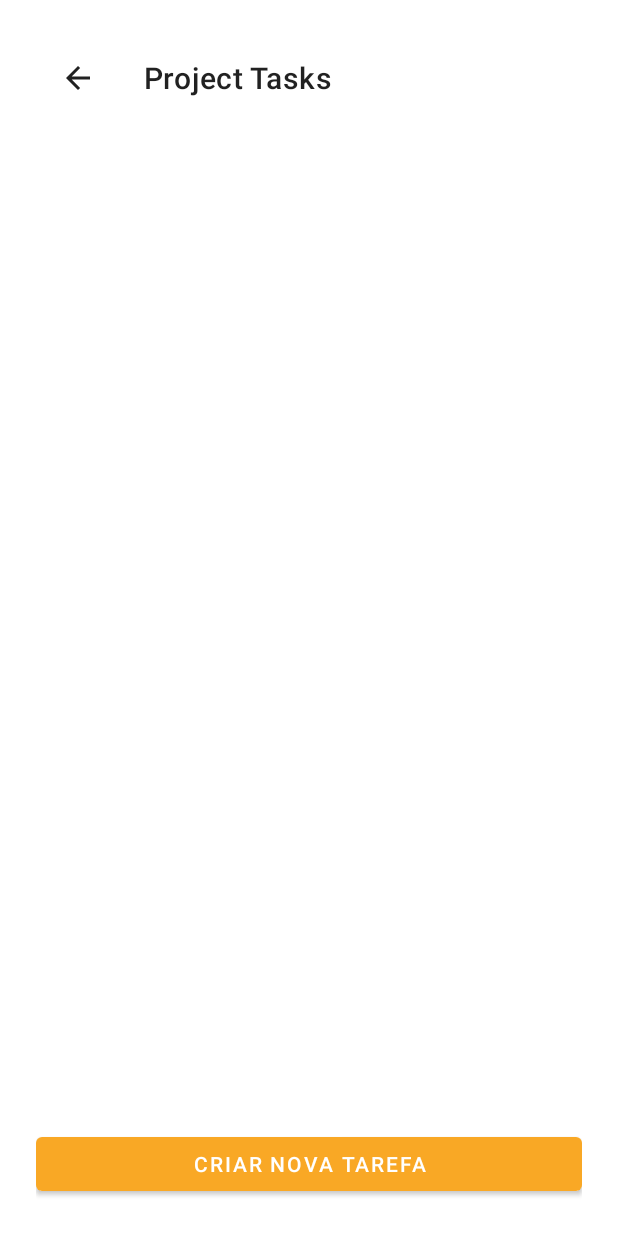
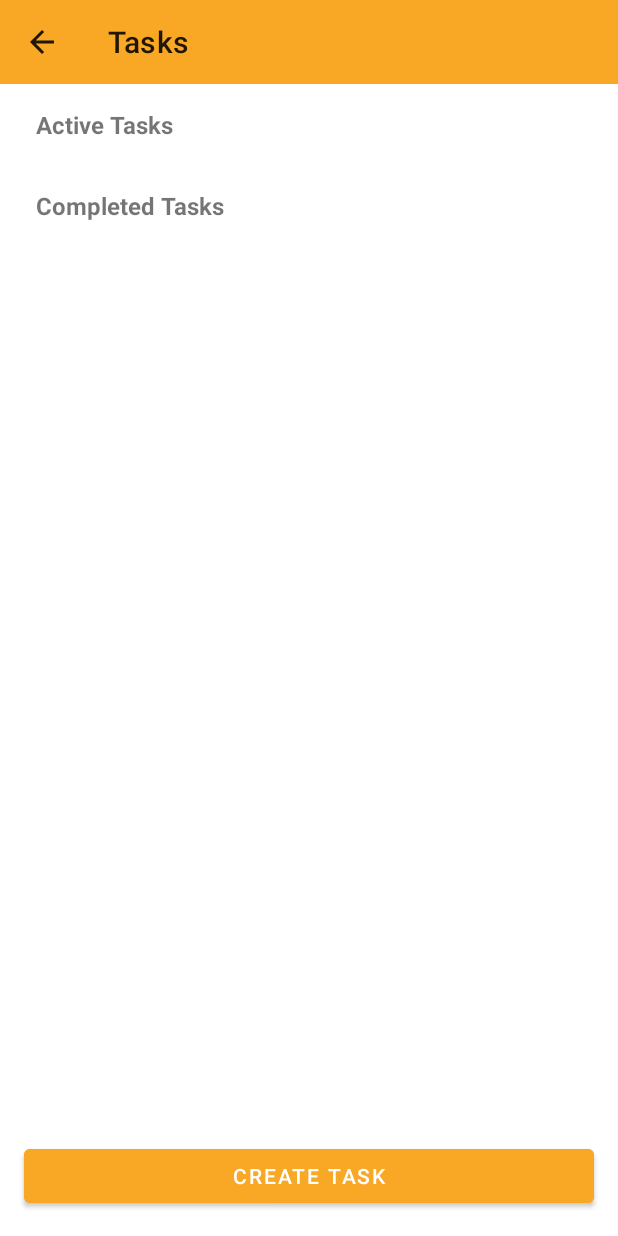
Before and after one commit to IPVC-EI-2024-2025/tp-ei-a-2024-2025-projectmanagment_28998_24899, an Android app: the ProjectTasksActivity screen opened directly, with no data from a screen before it, on a phone screen of 412 x 824 dp. Run offline under Robolectric (Android 15) with nearby library versions, the phone set to English and light mode, and no system bars.

Commit message:
Some improvements on project tasts (In progress and Completed)

```diff
--- a/app/src/main/java/com/baptistaz/taskwave/ui/home/user/TaskHistoryActivity.kt
+++ b/app/src/main/java/com/baptistaz/taskwave/ui/home/user/TaskHistoryActivity.kt
@@ -1,5 +1,6 @@
 package com.baptistaz.taskwave.ui.home.user
 
+import TaskAdapter
 import android.os.Bundle
 import android.widget.Toast
 import androidx.appcompat.app.AppCompatActivity
--- a/app/src/main/java/com/baptistaz/taskwave/ui/home/user/UserProjectTasksActivity.kt
+++ b/app/src/main/java/com/baptistaz/taskwave/ui/home/user/UserProjectTasksActivity.kt
@@ -1,5 +1,6 @@
 package com.baptistaz.taskwave.ui.home.user
 
+import TaskAdapter
 import android.content.Intent
 import android.os.Bundle
 import android.widget.TextView
--- a/app/src/main/res/layout/activity_project_tasks.xml
+++ b/app/src/main/res/layout/activity_project_tasks.xml
@@ -3,25 +3,65 @@
     android:layout_width="match_parent"
     android:layout_height="match_parent"
     android:orientation="vertical"
-    android:padding="24dp">
+    android:padding="0dp"
+    android:background="@color/background_white">
 
+    <!-- Toolbar -->
     <androidx.appcompat.widget.Toolbar
         android:id="@+id/toolbar"
         android:layout_width="match_parent"
         android:layout_height="wrap_content"
-        android:theme="@style/ThemeOverlay.AppCompat.ActionBar" />
+        android:theme="@style/ThemeOverlay.AppCompat.ActionBar"
+        android:background="@color/stroke_orange" />
+
+    <!-- Secção de Tarefas Ativas -->
+    <TextView
+        android:id="@+id/label_active"
+        android:layout_width="match_parent"
+        android:layout_height="wrap_content"
+        android:text="Active Tasks"
+        android:textStyle="bold"
+        android:textSize="16sp"
+        android:paddingTop="16dp"
+        android:paddingStart="24dp"
+        android:paddingBottom="8dp" />
 
     <androidx.recyclerview.widget.RecyclerView
-        android:id="@+id/recycler_tasks"
+        android:id="@+id/recycler_active"
+        android:layout_width="match_parent"
+        android:layout_height="wrap_content"
+        android:paddingStart="12dp"
+        android:paddingEnd="12dp"
+        android:nestedScrollingEnabled="false"/>
+
+    <!-- Secção de Tarefas Concluídas -->
+    <TextView
+        android:id="@+id/label_completed"
+        android:layout_width="match_parent"
+        android:layout_height="wrap_content"
+        android:text="Completed Tasks"
+        android:textStyle="bold"
+        android:textSize="16sp"
+        android:paddingTop="24dp"
+        android:paddingStart="24dp"
+        android:paddingBottom="8dp"/>
+
+    <androidx.recyclerview.widget.RecyclerView
+        android:id="@+id/recycler_completed"
         android:layout_width="match_parent"
         android:layout_height="0dp"
         android:layout_weight="1"
-        android:layout_marginTop="24dp"/>
+        android:paddingStart="12dp"
+        android:paddingEnd="12dp"
+        android:nestedScrollingEnabled="false"/>
 
     <Button
         android:id="@+id/button_create_task"
         android:layout_width="match_parent"
         android:layout_height="wrap_content"
-        android:text="Criar Nova Tarefa"
-        android:layout_marginTop="16dp"/>
+        android:text="CREATE TASK"
+        android:layout_margin="16dp"
+        android:backgroundTint="@color/button_orange"
+        android:textColor="@color/background_white"/>
+
 </LinearLayout>
```
Also changed, not shown: app/src/main/java/com/baptistaz/taskwave/ui/home/admin/manageprojects/ProjectTasksActivity.kt (+42 -37 lines), app/src/main/java/com/baptistaz/taskwave/ui/home/admin/manageprojects/TaskAdapter.kt (+6 -8 lines), app/src/main/res/values/strings.xml (+13 -0 lines).
